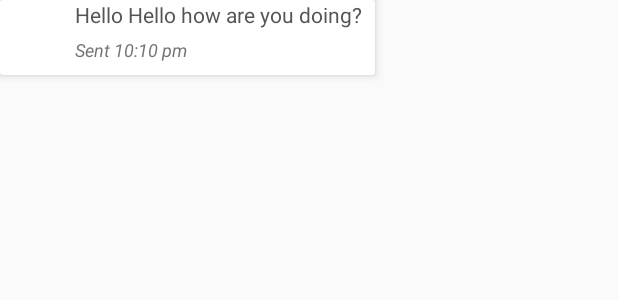
After one commit to semani2/Capstone-Project, an Android app: the layout chat_message_other.xml on its own in the app's theme, with its tools: preview values and no code run, on a phone screen of 412 x 824 dp. The commit adds this screen. Shown: the top 300 px of the screen. Run offline under Robolectric (Android 15) with nearby library versions, the phone set to English and light mode, and no system bars.

Commit message:
Basic chat implemented.

```diff
--- a/Travelogue/app/src/main/java/sai/developement/travelogue/activities/HomeActivity.java
+++ b/Travelogue/app/src/main/java/sai/developement/travelogue/activities/HomeActivity.java
@@ -166,6 +166,7 @@ public class HomeActivity extends TravelogueActivity {
     protected void onResume() {
         super.onResume();
         mTrips.clear();
+        mTripsAdapter.notifyDataSetChanged();
         if(mTripsEventListener != null) {
             mTripsReference.addChildEventListener(mTripsEventListener);
         }
@@ -175,6 +176,7 @@ public class HomeActivity extends TravelogueActivity {
     protected void onPause() {
         super.onPause();
         mTrips.clear();
+        mTripsAdapter.notifyDataSetChanged();
         if(mTripsEventListener != null) {
             mTripsReference.removeEventListener(mTripsEventListener);
         }
--- a/Travelogue/app/src/main/java/sai/developement/travelogue/eventhandlers/AbstractEventHandler.java
+++ b/Travelogue/app/src/main/java/sai/developement/travelogue/eventhandlers/AbstractEventHandler.java
@@ -9,6 +9,7 @@ import org.greenrobot.eventbus.EventBus;
 import org.greenrobot.eventbus.Subscribe;
 import org.greenrobot.eventbus.ThreadMode;
 
+import sai.developement.travelogue.CurrentUser;
 import sai.developement.travelogue.activities.TravelogueActivity;
 import sai.developement.travelogue.events.AuthStateChangeEvent;
 import sai.developement.travelogue.events.LogoutEvent;
@@ -71,6 +72,7 @@ public abstract class AbstractEventHandler implements IEventHandler {
     @Subscribe(threadMode = ThreadMode.MAIN)
     @Override
     public void onEventMainThread(LogoutEvent event) {
+        CurrentUser.deleteCurrentUser();
         AuthUI.getInstance().signOut(mActivity);
     }
 
--- a/Travelogue/app/src/main/java/sai/developement/travelogue/fragments/DayFragment.java
+++ b/Travelogue/app/src/main/java/sai/developement/travelogue/fragments/DayFragment.java
@@ -310,6 +310,8 @@ public class DayFragment extends Fragment {
     @Override
     public void onStart() {
         super.onStart();
+        mTripVisitList.clear();
+        mItineraryRecyclerAdapter.notifyDataSetChanged();
         loadItinerary();
     }
 
--- /dev/null
+++ b/Travelogue/app/src/main/res/layout/chat_message_other.xml
@@ -0,0 +1,46 @@
+<?xml version="1.0" encoding="utf-8"?>
+<android.support.v7.widget.CardView xmlns:android="http://schemas.android.com/apk/res/android"
+    android:layout_width="wrap_content"
+    android:layout_height="wrap_content"
+    xmlns:app="http://schemas.android.com/apk/res-auto"
+    xmlns:tools="http://schemas.android.com/tools"
+    app:cardElevation="4dp"
+    android:minWidth="250dp">
+
+    <LinearLayout
+        android:layout_width="match_parent"
+        android:layout_height="wrap_content"
+        android:orientation="horizontal">
+
+        <ImageView
+            android:layout_width="50dp"
+            android:layout_height="50dp"
+            android:layout_gravity="bottom"
+            android:id="@+id/message_avatar_image_view"/>
+
+        <LinearLayout
+            android:layout_width="match_parent"
+            android:layout_height="wrap_content"
+            android:orientation="vertical">
+            <TextView
+                android:layout_width="match_parent"
+                android:layout_height="wrap_content"
+                android:maxWidth="200dp"
+                android:maxLines="10"
+                android:id="@+id/message_text_view"
+                android:textColor="@color/text_primary"
+                tools:text="Hello Hello how are you doing?" />
+
+            <TextView
+                android:layout_width="match_parent"
+                android:layout_height="wrap_content"
+                android:id="@+id/message_time_text_view"
+                android:textColor="@color/text_secondary"
+                tools:text="Sent 10:10 pm"
+                android:textSize="12sp"
+                android:textStyle="italic"
+                android:layout_marginTop="5dp"/>
+        </LinearLayout>
+    </LinearLayout>
+
+</android.support.v7.widget.CardView>
```
Also changed, not shown: Travelogue/app/src/main/java/sai/developement/travelogue/CurrentUser.java (added, +71 -0 lines), Travelogue/app/src/main/java/sai/developement/travelogue/adapters/ChatAdapter.java (added, +105 -0 lines), Travelogue/app/src/main/java/sai/developement/travelogue/fragments/ChatFragment.java (+108 -3 lines), Travelogue/app/src/main/java/sai/developement/travelogue/helpers/FirebaseDatabaseHelper.java (+30 -7 lines), Travelogue/app/src/main/java/sai/developement/travelogue/models/TripMessage.java (+29 -1 lines), Travelogue/app/src/main/res/layout/chat_message_self.xml (added, +46 -0 lines).
